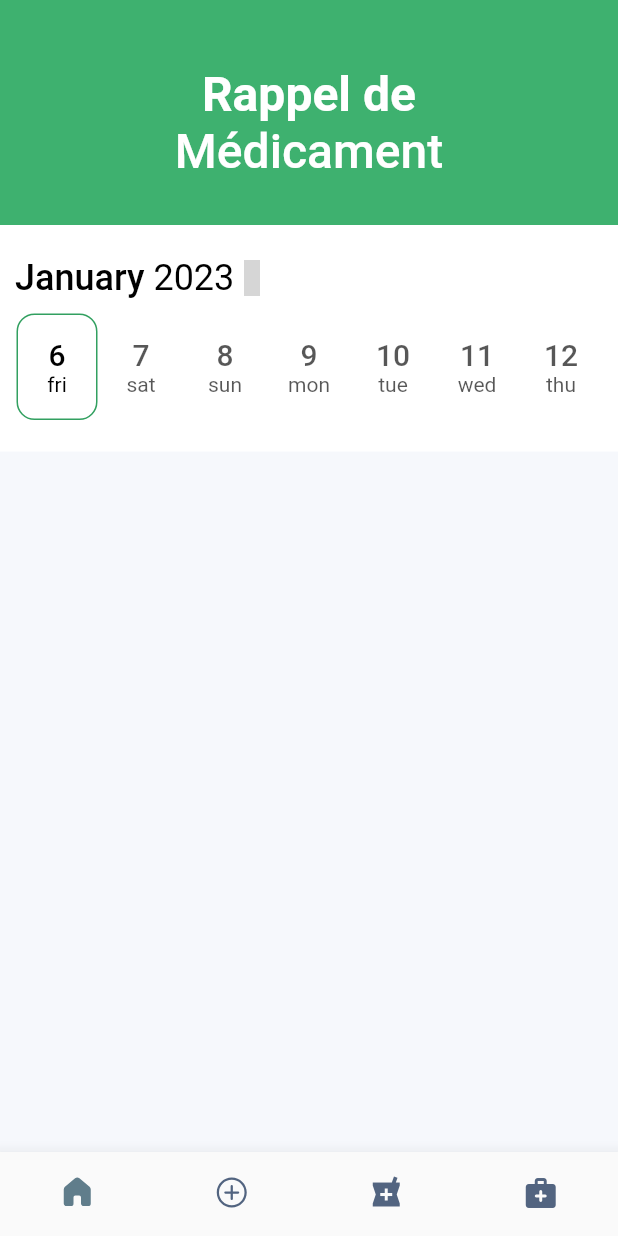
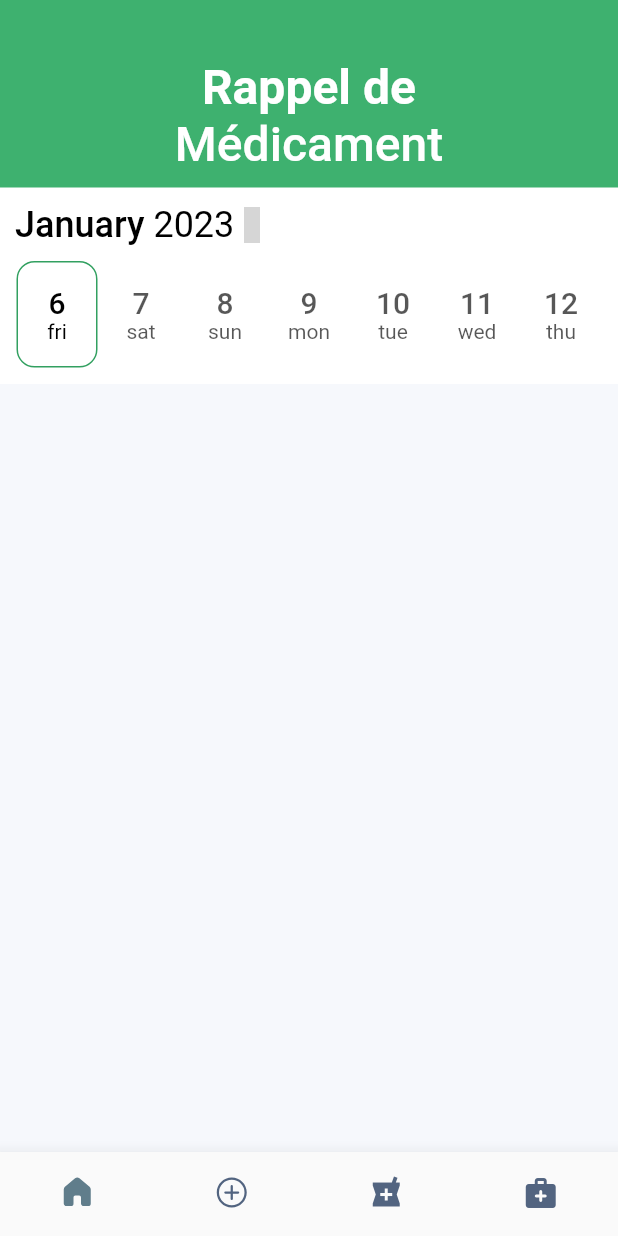
Before and after one commit to STILINSKI-ANAS/MedCare, a Flutter app: the screen it shows after launch, on a phone screen of 412 x 824 dp. Run offline on Flutter 3.47's test engine with Material 2 defaults, Android fonts, the phone set to English and light mode, and no system bars; our stand-ins replace awesome_notifications, fluentui_icons, iconsax, page_transition, sqflite; missing offline and left inert: map_launcher, maps_launcher; accounts and stored records are empty; Roboto replaces fonts that are missing (SFPro-Display); grey boxes are pictures that could not be loaded.

Commit message:
UI Update

```diff
--- a/lib/pages/formpage.dart
+++ b/lib/pages/formpage.dart
@@ -34,9 +34,7 @@ class _FormPageState extends State<FormPage> {
   void getId() async {
     var data = await SQLhelper.getmaxId();
     setState(() {
-      // print("..id is: ${data}");
       id = data + 1;
-      // print("..id after is: ${id}");
     });
   }
 
--- a/lib/pages/homepage/calendar.dart
+++ b/lib/pages/homepage/calendar.dart
@@ -6,7 +6,10 @@ import '../../config/database/sql_helper.dart';
 class CalendarDelegate extends StatefulWidget {
   final DateTime date;
   final Function callbackFunction;
-  const CalendarDelegate({Key? key, required this.date, required this.callbackFunction}) : super(key: key);
+
+  const CalendarDelegate(
+      {Key? key, required this.date, required this.callbackFunction})
+      : super(key: key);
 
   @override
   State<CalendarDelegate> createState() => _CalendarDelegateState();
@@ -18,7 +21,7 @@ class _CalendarDelegateState extends State<CalendarDelegate> {
   @override
   Widget build(BuildContext context) {
     return Container(
-        padding: const EdgeInsets.symmetric(horizontal: 10, vertical: 20),
+        padding: const EdgeInsets.symmetric(horizontal: 10, vertical: 10),
         decoration: BoxDecoration(
           color: Theme.of(context).colorScheme.surface,
           border: Border(
@@ -34,11 +37,8 @@ class _CalendarDelegateState extends State<CalendarDelegate> {
             Row(
               children: [
                 RichText(
-                  text:  TextSpan(
-                    style: const TextStyle(
-                        fontSize: 24,
-                        color: Colors.black
-                    ),
+                  text: TextSpan(
+                    style: const TextStyle(fontSize: 24, color: Colors.black),
                     children: <TextSpan>[
                       TextSpan(
                           text: '${DateFormat('MMMM').format(DateTime.now())} ',
@@ -52,11 +52,11 @@ class _CalendarDelegateState extends State<CalendarDelegate> {
                 const Icon(Iconsax.arrow_right_3)
               ],
             ),
-            const SizedBox(
-              height: 10,
-            ),
+            const SizedBox(height: 10,),
             Row(children: [
-              ...List<Expanded>.generate(7, (index) => Expanded(
+              ...List<Expanded>.generate(
+                  7,
+                  (index) => Expanded(
                         child: DatePill(
                           date: DateTime.utc(
                             DateTime.now().year,
@@ -77,7 +77,6 @@ class _CalendarDelegateState extends State<CalendarDelegate> {
           ],
         ));
   }
-
 }
 
 class DatePill extends StatelessWidget {
--- a/lib/pages/homepage/index.dart
+++ b/lib/pages/homepage/index.dart
@@ -64,16 +64,16 @@ class TopBar extends StatelessWidget {
     final size = MediaQuery.of(context).size;
     return SizedBox(
       width: size.width,
-      height: 150,
+      height: 125/**/,
       child: Stack(fit: StackFit.expand, children: [
         Image.asset(
           "assets/images/Background.png",
           fit: BoxFit.cover,
         ),
         Positioned(
-           bottom: 30,
-            left: MediaQuery.of(context).size.width / 2 - 100,
-            right: MediaQuery.of(context).size.width / 2 - 100,
+           bottom: 10,
+            left: size.width / 2 - 100,
+            right: size.width / 2 - 100,
             child: RichText(
               textAlign: TextAlign.center,
               text: const TextSpan(
```
Also changed, not shown: lib/pages/homepage/reminderlist.dart (+22 -34 lines). Lines whose indentation alone changed are shown as unchanged.
